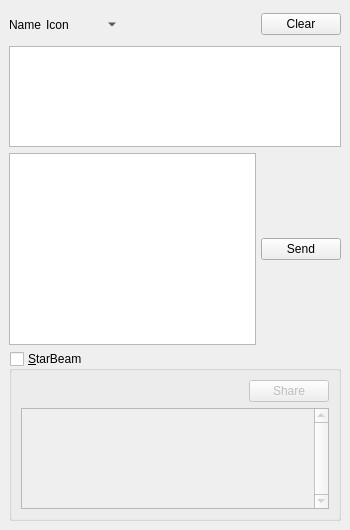
Old version of the form branches/trunk/GoldBug-UI/chatwindow.ui in the repository textbrowser/spot-on.
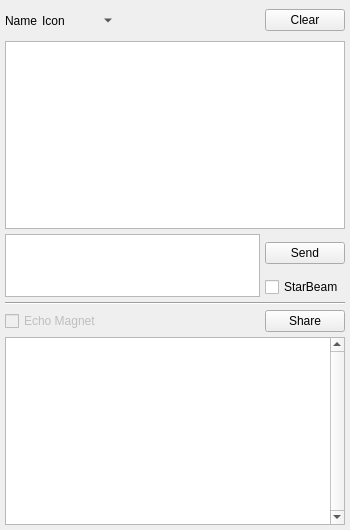
New version of the form. Icons and pictures are not drawn. Custom widgets are drawn as their Qt base class.

```diff
--- a/branches/trunk/GoldBug-UI/chatwindow.ui
+++ b/branches/trunk/GoldBug-UI/chatwindow.ui
@@ -16,6 +16,12 @@
   </property>
   <widget class="QWidget" name="centralwidget">
    <layout class="QVBoxLayout" name="verticalLayout_2">
+    <property name="spacing">
+     <number>5</number>
+    </property>
+    <property name="margin">
+     <number>5</number>
+    </property>
     <item>
      <layout class="QHBoxLayout" name="horizontalLayout_27">
       <property name="spacing">
@@ -101,7 +107,7 @@
       <item>
        <widget class="spoton_textedit" name="message">
         <property name="sizePolicy">
-         <sizepolicy hsizetype="Expanding" vsizetype="Fixed">
+         <sizepolicy hsizetype="Expanding" vsizetype="Ignored">
           <horstretch>0</horstretch>
           <verstretch>0</verstretch>
          </sizepolicy>
@@ -115,6 +121,24 @@
        </widget>
       </item>
       <item>
+       <layout class="QVBoxLayout" name="verticalLayout">
+        <property name="spacing">
+         <number>5</number>
+        </property>
+        <item>
+         <spacer name="verticalSpacer">
+          <property name="orientation">
+           <enum>Qt::Vertical</enum>
+          </property>
+          <property name="sizeHint" stdset="0">
+           <size>
+            <width>20</width>
+            <height>10</height>
+           </size>
+          </property>
+         </spacer>
+        </item>
+        <item>
        <widget class="QPushButton" name="sendMessage">
         <property name="toolTip">
          <string>&lt;html&gt;&lt;head/&gt;&lt;body&gt;&lt;table border=&quot;0&quot; style=&quot; margin-top:0px; margin-bottom:0px; margin-left:0px; margin-right:0px;&quot; width=&quot;754&quot; cellspacing=&quot;2&quot; cellpadding=&quot;0&quot;&gt;&lt;tr&gt;&lt;td colspan=&quot;3&quot; bgcolor=&quot;#ffffca&quot;&gt;&lt;p align=&quot;center&quot;&gt;&lt;span style=&quot; font-size:18pt; font-weight:600;&quot;&gt;List of Emoticons&lt;/span&gt;&lt;/p&gt;&lt;/td&gt;&lt;td width=&quot;20&quot; rowspan=&quot;10&quot; bgcolor=&quot;#66cc99&quot;/&gt;&lt;td width=&quot;120&quot; bgcolor=&quot;#ffffca&quot;&gt;&lt;p align=&quot;center&quot;&gt;&lt;span style=&quot; font-size:18pt;&quot;&gt;:-)(-:&lt;/span&gt;&lt;/p&gt;&lt;/td&gt;&lt;td width=&quot;110&quot; bgcolor=&quot;#ffffca&quot;&gt;&lt;p&gt;&lt;span style=&quot; font-size:18pt;&quot;&gt;kiss&lt;/span&gt;&lt;/p&gt;&lt;/td&gt;&lt;td width=&quot;70&quot; bgcolor=&quot;#ffffca&quot;&gt;&lt;p align=&quot;center&quot;&gt;&lt;img src=&quot;:/emoticons/kiss.png&quot;/&gt;&lt;/p&gt;&lt;/td&gt;&lt;/tr&gt;&lt;tr&gt;&lt;td width=&quot;120&quot; bgcolor=&quot;#ffffca&quot;&gt;&lt;p align=&quot;center&quot;&gt;&lt;span style=&quot; font-size:18pt;&quot;&gt;O:-)&lt;/span&gt;&lt;/p&gt;&lt;/td&gt;&lt;td width=&quot;110&quot; bgcolor=&quot;#ffffca&quot;&gt;&lt;p&gt;&lt;span style=&quot; font-size:18pt;&quot;&gt;angel&lt;/span&gt;&lt;/p&gt;&lt;/td&gt;&lt;td width=&quot;70&quot; bgcolor=&quot;#ffffca&quot;&gt;&lt;p align=&quot;center&quot;&gt;&lt;img src=&quot;:/emoticons/angel.png&quot;/&gt;&lt;/p&gt;&lt;/td&gt;&lt;td bgcolor=&quot;#ffffca&quot;&gt;&lt;p align=&quot;center&quot;&gt;&lt;span style=&quot; font-size:18pt;&quot;&gt;:|&lt;/span&gt;&lt;/p&gt;&lt;/td&gt;&lt;td bgcolor=&quot;#ffffca&quot;&gt;&lt;p&gt;&lt;span style=&quot; font-size:18pt;&quot;&gt;neutral&lt;/span&gt;&lt;/p&gt;&lt;/td&gt;&lt;td bgcolor=&quot;#ffffca&quot;&gt;&lt;p align=&quot;center&quot;&gt;&lt;img src=&quot;:/emoticons/neutral.png&quot;/&gt;&lt;/p&gt;&lt;/td&gt;&lt;/tr&gt;&lt;tr&gt;&lt;td bgcolor=&quot;#ffffca&quot;&gt;&lt;p align=&quot;center&quot;&gt;&lt;span style=&quot; font-size:18pt; background-color:#ffffca;&quot;&gt;:-||&lt;/span&gt;&lt;/p&gt;&lt;/td&gt;&lt;td bgcolor=&quot;#ffffca&quot;&gt;&lt;p&gt;&lt;span style=&quot; font-size:18pt;&quot;&gt;angry&lt;/span&gt;&lt;/p&gt;&lt;/td&gt;&lt;td bgcolor=&quot;#ffffca&quot;&gt;&lt;p align=&quot;center&quot;&gt;&lt;img src=&quot;:/emoticons/angry.png&quot;/&gt;&lt;/p&gt;&lt;/td&gt;&lt;td bgcolor=&quot;#ffffca&quot;&gt;&lt;p align=&quot;center&quot;&gt;&lt;span style=&quot; font-size:18pt;&quot;&gt;(t)&lt;/span&gt;&lt;/p&gt;&lt;/td&gt;&lt;td bgcolor=&quot;#ffffca&quot;&gt;&lt;p&gt;&lt;span style=&quot; font-size:18pt;&quot;&gt;phone&lt;/span&gt;&lt;/p&gt;&lt;/td&gt;&lt;td bgcolor=&quot;#ffffca&quot;&gt;&lt;p align=&quot;center&quot;&gt;&lt;img src=&quot;:/emoticons/phone.png&quot;/&gt;&lt;/p&gt;&lt;/td&gt;&lt;/tr&gt;&lt;tr&gt;&lt;td bgcolor=&quot;#ffffca&quot;&gt;&lt;p align=&quot;center&quot;&gt;&lt;span style=&quot; font-size:18pt;&quot;&gt;:-/ &lt;/span&gt;&lt;/p&gt;&lt;/td&gt;&lt;td bgcolor=&quot;#ffffca&quot;&gt;&lt;p&gt;&lt;span style=&quot; font-size:18pt;&quot;&gt;confused&lt;/span&gt;&lt;/p&gt;&lt;/td&gt;&lt;td bgcolor=&quot;#ffffca&quot;&gt;&lt;p align=&quot;center&quot;&gt;&lt;img src=&quot;:/emoticons/confused.png&quot;/&gt;&lt;/p&gt;&lt;/td&gt;&lt;td bgcolor=&quot;#ffffca&quot;&gt;&lt;p align=&quot;center&quot;&gt;&lt;span style=&quot; font-size:18pt;&quot;&gt;@&amp;gt;--&amp;gt;--&lt;/span&gt;&lt;/p&gt;&lt;/td&gt;&lt;td bgcolor=&quot;#ffffca&quot;&gt;&lt;p&gt;&lt;span style=&quot; font-size:18pt;&quot;&gt;rose&lt;/span&gt;&lt;/p&gt;&lt;/td&gt;&lt;td bgcolor=&quot;#ffffca&quot;&gt;&lt;p align=&quot;center&quot;&gt;&lt;img src=&quot;:/emoticons/rose.png&quot;/&gt;&lt;/p&gt;&lt;/td&gt;&lt;/tr&gt;&lt;tr&gt;&lt;td bgcolor=&quot;#ffffca&quot;&gt;&lt;p align=&quot;center&quot;&gt;&lt;span style=&quot; font-size:18pt;&quot;&gt;8-)&lt;/span&gt;&lt;/p&gt;&lt;/td&gt;&lt;td bgcolor=&quot;#ffffca&quot;&gt;&lt;p&gt;&lt;span style=&quot; font-size:18pt;&quot;&gt;cool&lt;/span&gt;&lt;/p&gt;&lt;/td&gt;&lt;td bgcolor=&quot;#ffffca&quot;&gt;&lt;p align=&quot;center&quot;&gt;&lt;img src=&quot;:/emoticons/glasses-cool.png&quot;/&gt;&lt;/p&gt;&lt;/td&gt;&lt;td bgcolor=&quot;#ffffca&quot;&gt;&lt;p align=&quot;center&quot;&gt;&lt;span style=&quot; font-size:18pt;&quot;&gt;:-(&lt;/span&gt;&lt;/p&gt;&lt;/td&gt;&lt;td bgcolor=&quot;#ffffca&quot;&gt;&lt;p&gt;&lt;span style=&quot; font-size:18pt;&quot;&gt;sad&lt;/span&gt;&lt;/p&gt;&lt;/td&gt;&lt;td bgcolor=&quot;#ffffca&quot;&gt;&lt;p align=&quot;center&quot;&gt;&lt;img src=&quot;:/emoticons/sad.png&quot;/&gt;&lt;/p&gt;&lt;/td&gt;&lt;/tr&gt;&lt;tr&gt;&lt;td bgcolor=&quot;#ffffca&quot;&gt;&lt;p align=&quot;center&quot;&gt;&lt;span style=&quot; font-size:18pt;&quot;&gt;:'(&lt;/span&gt;&lt;/p&gt;&lt;/td&gt;&lt;td bgcolor=&quot;#ffffca&quot;&gt;&lt;p&gt;&lt;span style=&quot; font-size:18pt;&quot;&gt;crying&lt;/span&gt;&lt;/p&gt;&lt;/td&gt;&lt;td bgcolor=&quot;#ffffca&quot;&gt;&lt;p align=&quot;center&quot;&gt;&lt;img src=&quot;:/emoticons/crying.png&quot;/&gt;&lt;/p&gt;&lt;/td&gt;&lt;td bgcolor=&quot;#ffffca&quot;&gt;&lt;p align=&quot;center&quot;&gt;&lt;span style=&quot; font-size:18pt;&quot;&gt;:-O&lt;/span&gt;&lt;/p&gt;&lt;/td&gt;&lt;td bgcolor=&quot;#ffffca&quot;&gt;&lt;p&gt;&lt;span style=&quot; font-size:18pt;&quot;&gt;shocked&lt;/span&gt;&lt;/p&gt;&lt;/td&gt;&lt;td bgcolor=&quot;#ffffca&quot;&gt;&lt;p align=&quot;center&quot;&gt;&lt;img src=&quot;:/emoticons/shocked.png&quot;/&gt;&lt;/p&gt;&lt;/td&gt;&lt;/tr&gt;&lt;tr&gt;&lt;td bgcolor=&quot;#ffffca&quot;&gt;&lt;p align=&quot;center&quot;&gt;&lt;span style=&quot; font-size:18pt;&quot;&gt;o-)&lt;/span&gt;&lt;/p&gt;&lt;/td&gt;&lt;td bgcolor=&quot;#ffffca&quot;&gt;&lt;p&gt;&lt;span style=&quot; font-size:18pt;&quot;&gt;cyclops&lt;/span&gt;&lt;/p&gt;&lt;/td&gt;&lt;td bgcolor=&quot;#ffffca&quot;&gt;&lt;p align=&quot;center&quot;&gt;&lt;img src=&quot;:/emoticons/cyclops.png&quot;/&gt;&lt;/p&gt;&lt;/td&gt;&lt;td bgcolor=&quot;#ffffca&quot;&gt;&lt;p align=&quot;center&quot;&gt;&lt;span style=&quot; font-size:18pt;&quot;&gt;C:-)&lt;/span&gt;&lt;/p&gt;&lt;/td&gt;&lt;td bgcolor=&quot;#ffffca&quot;&gt;&lt;p&gt;&lt;span style=&quot; font-size:18pt;&quot;&gt;skywalker&lt;/span&gt;&lt;/p&gt;&lt;/td&gt;&lt;td bgcolor=&quot;#ffffca&quot;&gt;&lt;p align=&quot;center&quot;&gt;&lt;img src=&quot;:/emoticons/skywalker.png&quot;/&gt;&lt;/p&gt;&lt;/td&gt;&lt;/tr&gt;&lt;tr&gt;&lt;td bgcolor=&quot;#ffffca&quot;&gt;&lt;p align=&quot;center&quot;&gt;&lt;span style=&quot; font-size:18pt;&quot;&gt;}:)&lt;/span&gt;&lt;/p&gt;&lt;/td&gt;&lt;td bgcolor=&quot;#ffffca&quot;&gt;&lt;p&gt;&lt;span style=&quot; font-size:18pt;&quot;&gt;devil&lt;/span&gt;&lt;/p&gt;&lt;/td&gt;&lt;td bgcolor=&quot;#ffffca&quot;&gt;&lt;p align=&quot;center&quot;&gt;&lt;img src=&quot;:/emoticons/devil.png&quot;/&gt;&lt;/p&gt;&lt;/td&gt;&lt;td bgcolor=&quot;#ffffca&quot;&gt;&lt;p align=&quot;center&quot;&gt;&lt;span style=&quot; font-size:18pt;&quot;&gt;:-)&lt;/span&gt;&lt;/p&gt;&lt;/td&gt;&lt;td bgcolor=&quot;#ffffca&quot;&gt;&lt;p&gt;&lt;span style=&quot; font-size:18pt;&quot;&gt;smile&lt;/span&gt;&lt;/p&gt;&lt;/td&gt;&lt;td bgcolor=&quot;#ffffca&quot;&gt;&lt;p align=&quot;center&quot;&gt;&lt;img src=&quot;:/emoticons/smile.png&quot;/&gt;&lt;/p&gt;&lt;/td&gt;&lt;/tr&gt;&lt;tr&gt;&lt;td bgcolor=&quot;#ffffca&quot;&gt;&lt;p align=&quot;center&quot;&gt;&lt;span style=&quot; font-size:18pt;&quot;&gt;:-D&lt;/span&gt;&lt;/p&gt;&lt;/td&gt;&lt;td bgcolor=&quot;#ffffca&quot;&gt;&lt;p&gt;&lt;span style=&quot; font-size:18pt;&quot;&gt;laugh&lt;/span&gt;&lt;/p&gt;&lt;/td&gt;&lt;td bgcolor=&quot;#ffffca&quot;&gt;&lt;p align=&quot;center&quot;&gt;&lt;img src=&quot;:/emoticons/laugh.png&quot;/&gt;&lt;/p&gt;&lt;/td&gt;&lt;td bgcolor=&quot;#ffffca&quot;&gt;&lt;p align=&quot;center&quot;&gt;&lt;span style=&quot; font-size:18pt;&quot;&gt;:-P&lt;/span&gt;&lt;/p&gt;&lt;/td&gt;&lt;td bgcolor=&quot;#ffffca&quot;&gt;&lt;p&gt;&lt;span style=&quot; font-size:18pt;&quot;&gt;tongue&lt;/span&gt;&lt;/p&gt;&lt;/td&gt;&lt;td bgcolor=&quot;#ffffca&quot;&gt;&lt;p align=&quot;center&quot;&gt;&lt;img src=&quot;:/emoticons/tongue.png&quot;/&gt;&lt;/p&gt;&lt;/td&gt;&lt;/tr&gt;&lt;tr&gt;&lt;td bgcolor=&quot;#ffffca&quot;&gt;&lt;p align=&quot;center&quot;&gt;&lt;span style=&quot; font-size:18pt;&quot;&gt;:-))&lt;/span&gt;&lt;/p&gt;&lt;/td&gt;&lt;td bgcolor=&quot;#ffffca&quot;&gt;&lt;p&gt;&lt;span style=&quot; font-size:18pt;&quot;&gt;happy&lt;/span&gt;&lt;/p&gt;&lt;/td&gt;&lt;td bgcolor=&quot;#ffffca&quot;&gt;&lt;p align=&quot;center&quot;&gt;&lt;img src=&quot;:/emoticons/happy.png&quot;/&gt;&lt;/p&gt;&lt;/td&gt;&lt;td bgcolor=&quot;#ffffca&quot;&gt;&lt;p align=&quot;center&quot;&gt;&lt;span style=&quot; font-size:18pt;&quot;&gt;;)&lt;/span&gt;&lt;/p&gt;&lt;/td&gt;&lt;td bgcolor=&quot;#ffffca&quot;&gt;&lt;p&gt;&lt;span style=&quot; font-size:18pt;&quot;&gt;wink&lt;/span&gt;&lt;/p&gt;&lt;/td&gt;&lt;td bgcolor=&quot;#ffffca&quot;&gt;&lt;p align=&quot;center&quot;&gt;&lt;img src=&quot;:/emoticons/wink.png&quot;/&gt;&lt;/p&gt;&lt;/td&gt;&lt;/tr&gt;&lt;/table&gt;&lt;/body&gt;&lt;/html&gt;</string>
@@ -124,43 +148,72 @@
         </property>
        </widget>
       </item>
-     </layout>
+        <item>
+         <spacer name="verticalSpacer_2">
+          <property name="orientation">
+           <enum>Qt::Vertical</enum>
+          </property>
+          <property name="sizeHint" stdset="0">
+           <size>
+            <width>20</width>
+            <height>10</height>
+           </size>
+          </property>
+         </spacer>
     </item>
     <item>
-     <widget class="QGroupBox" name="box">
-      <property name="title">
-       <string>&amp;StarBeam</string>
-      </property>
-      <property name="checkable">
-       <bool>true</bool>
-      </property>
-      <property name="checked">
-       <bool>false</bool>
+         <widget class="QCheckBox" name="starbeam">
+          <property name="toolTip">
+           <string>&lt;html&gt;&lt;head/&gt;&lt;body&gt;&lt;p&gt;Show all StarBeam mosaics.&lt;/p&gt;&lt;/body&gt;&lt;/html&gt;</string>
+          </property>
+          <property name="text">
+           <string>StarBeam</string>
+          </property>
+         </widget>
+        </item>
+       </layout>
+      </item>
+     </layout>
+    </item>
+    <item>
+     <widget class="Line" name="line">
+      <property name="orientation">
+       <enum>Qt::Horizontal</enum>
       </property>
-      <layout class="QVBoxLayout" name="verticalLayout">
+     </widget>
+    </item>
        <item>
         <layout class="QHBoxLayout" name="horizontalLayout_2">
          <property name="spacing">
           <number>5</number>
          </property>
          <item>
-          <spacer name="horizontalSpacer">
-           <property name="orientation">
-            <enum>Qt::Horizontal</enum>
-           </property>
-           <property name="sizeHint" stdset="0">
-            <size>
-             <width>40</width>
-             <height>20</height>
-            </size>
-           </property>
-          </spacer>
+       <widget class="QCheckBox" name="echo">
+        <property name="enabled">
+         <bool>false</bool>
+        </property>
+        <property name="sizePolicy">
+         <sizepolicy hsizetype="Expanding" vsizetype="Fixed">
+          <horstretch>0</horstretch>
+          <verstretch>0</verstretch>
+         </sizepolicy>
+        </property>
+        <property name="layoutDirection">
+         <enum>Qt::LeftToRight</enum>
+        </property>
+        <property name="text">
+         <string>Echo Magnet</string>
+        </property>
+       </widget>
          </item>
          <item>
           <widget class="QPushButton" name="share">
            <property name="toolTip">
             <string>Share a StarBeam.</string>
            </property>
+        <property name="layoutDirection">
+         <enum>Qt::LeftToRight</enum>
+        </property>
            <property name="text">
             <string>Share</string>
            </property>
@@ -170,6 +223,9 @@
        </item>
        <item>
         <widget class="QTableView" name="table">
+      <property name="layoutDirection">
+       <enum>Qt::LeftToRight</enum>
+      </property>
          <property name="verticalScrollBarPolicy">
           <enum>Qt::ScrollBarAlwaysOn</enum>
          </property>
@@ -185,6 +241,9 @@
          <property name="sortingEnabled">
           <bool>true</bool>
          </property>
+      <attribute name="horizontalHeaderDefaultSectionSize">
+       <number>200</number>
+      </attribute>
          <attribute name="horizontalHeaderMinimumSectionSize">
           <number>200</number>
          </attribute>
@@ -195,9 +254,6 @@
        </item>
       </layout>
      </widget>
-    </item>
-   </layout>
-  </widget>
  </widget>
  <customwidgets>
   <customwidget>
```
Left out of the diff: 2 changed lines with no effect on the pictures. Lines whose indentation alone changed are shown as unchanged.
